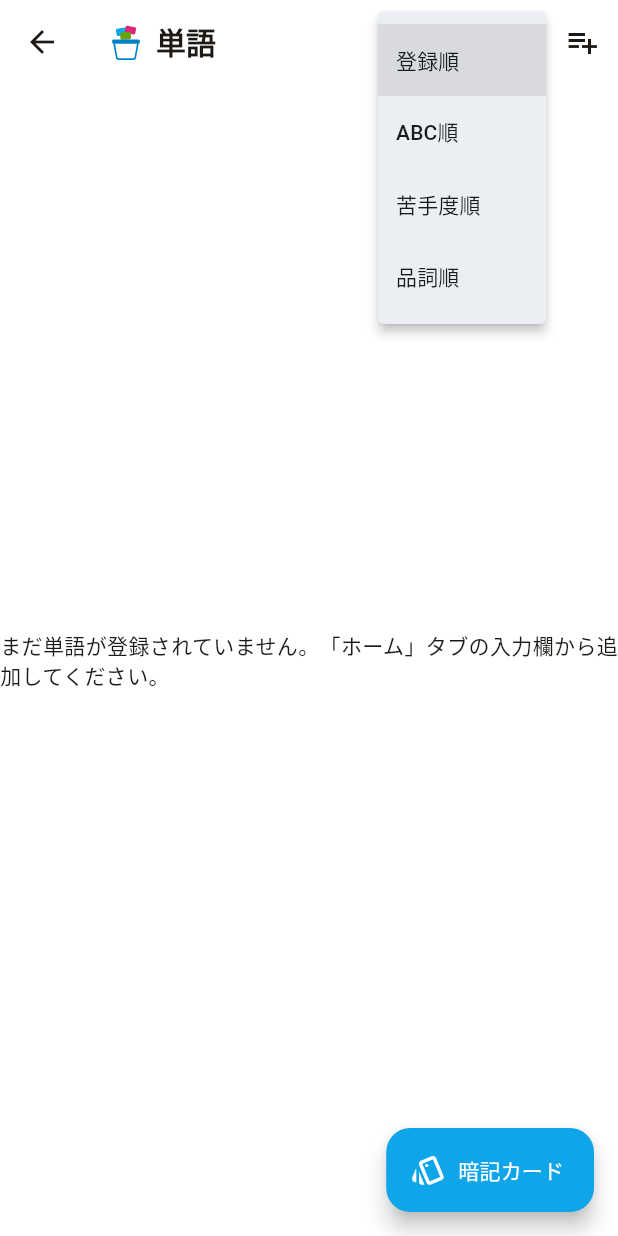
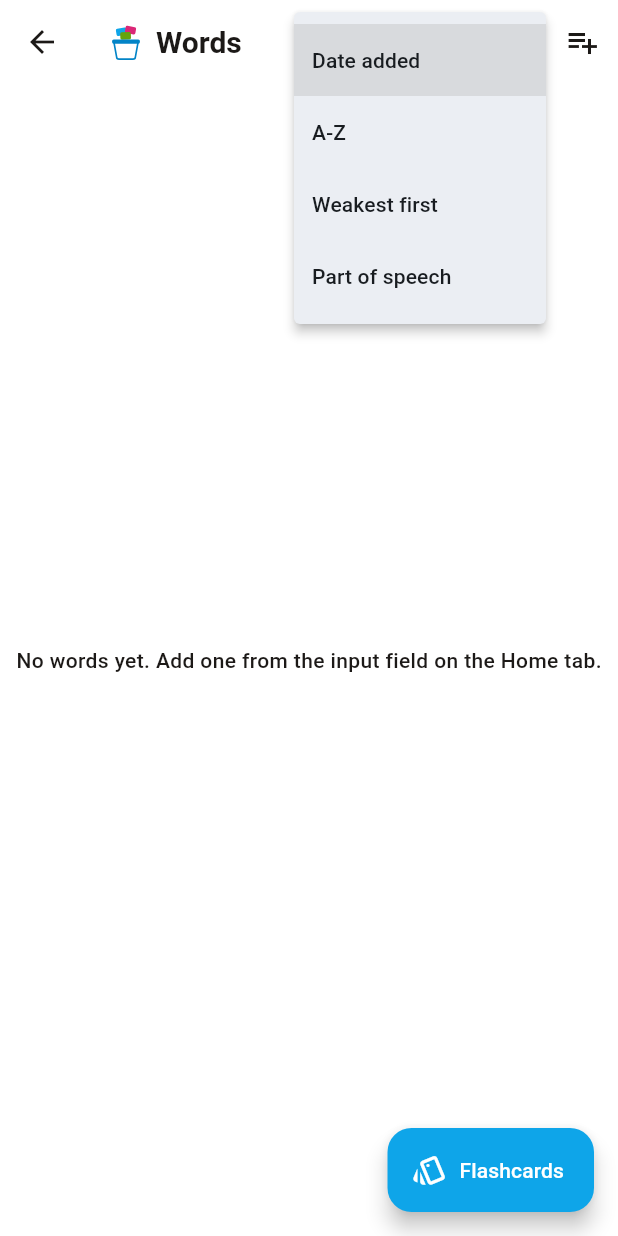
Before and after one commit to Dokya0513/Huetan, a Flutter app: the HomeScreen screen opened directly, after a tap on the "sort" icon, on a phone screen of 412 x 824 dp. Run offline on Flutter 3.47's test engine with Material 3 defaults, Android fonts, the phone set to English and light mode, and no system bars; our stand-ins replace audioplayers, drift, file_picker, flutter_riverpod, flutter_svg, flutter_tts and 3 more; accounts and stored records are empty; generated files the repository leaves out were written again; Roboto replaces fonts that are missing (Zen Maru Gothic).

Commit message:
i18n: カレンダー・ダッシュボード・バッジ・単語一覧・結果画面をAppLocalizations化
- lib/l10n/*.arb にカレンダー・単語一覧・バッジ・結果画面などの文言を追加
- calendar_screen / dashboard_screen / badges_screen / home_screen /
  session_result_screen のハードコード文言を AppLocalizations 経由に置き換え
- 残りの画面（設定・単語フォーム・各クイズ画面・キャラクターセリフ等）は
  引き続き未移行（段階的に対応予定）

```diff
--- a/lib/l10n/app_en.arb
+++ b/lib/l10n/app_en.arb
@@ -26,5 +26,39 @@
   "onboardingTestDescription": "Three review modes: flashcards, multiple choice, and fill-in-the-blank. Words you're weaker on show up more often.",
 
   "onboardingCalendarBadgesTitle": "Calendar & Badges",
-  "onboardingCalendarBadgesDescription": "Track your study history on the calendar and your achievements with badges. Try to keep it up every day!"
+  "onboardingCalendarBadgesDescription": "Track your study history on the calendar and your achievements with badges. Try to keep it up every day!",
+
+  "calendarTitle": "Study Calendar",
+  "calendarStreakActive": "🔥 On a {days}-day streak!",
+  "calendarStreakNone": "No streak yet",
+  "calendarLegendAppOpen": "Days you opened the app",
+  "calendarLegendFlashcard": "Days you did flashcards",
+  "errorWithMessage": "Error: {message}",
+
+  "settingsTooltip": "Settings",
+  "dashboardQuickAddHint": "Quickly add an English word (add the meaning later)",
+  "addTooltip": "Add",
+
+  "badgesUnlockedCount": "Unlocked: {unlocked} / {total}",
+
+  "resultTitle": "Result",
+  "resultAccuracyRate": "Accuracy {rate}%",
+  "resultCorrectCount": "Correct: {count}",
+  "resultIncorrectCount": "Incorrect: {count}",
+  "resultBackToHome": "Back to Home",
+
+  "sortTooltip": "Sort",
+  "sortRegistered": "Date added",
+  "sortAlphabetical": "A-Z",
+  "sortWeakness": "Weakest first",
+  "sortPartOfSpeech": "Part of speech",
+  "addWordTooltip": "Add a word (full details)",
+  "emptyWordsMessage": "No words yet. Add one from the input field on the Home tab.",
+  "searchHint": "Search by word or meaning",
+  "weakOnlyFilterLabel": "Weak words only",
+  "noMatchingWords": "No matching words found",
+  "noTranslationYet": "No translation yet",
+  "playPronunciationTooltip": "Play pronunciation",
+  "flashcardFabLabel": "Flashcards",
+  "boxUnsetLabel": "Unset"
 }
--- a/lib/screens/badges_screen.dart
+++ b/lib/screens/badges_screen.dart
@@ -1,6 +1,7 @@
 import 'package:flutter/material.dart';
 import 'package:flutter_riverpod/flutter_riverpod.dart';
 
+import '../l10n/app_localizations.dart';
 import '../providers/providers.dart';
 import '../theme/app_theme.dart';
 import '../widgets/app_logo.dart';
@@ -13,15 +14,16 @@ class BadgesScreen extends ConsumerWidget {
     final badges = ref.watch(badgeProgressProvider);
     final unlockedCount = badges.where((b) => b.unlocked).length;
     final colors = context.colors;
+    final l10n = AppLocalizations.of(context)!;
 
     return Scaffold(
-      appBar: AppBar(title: const AppTitleRow(title: 'バッジ')),
+      appBar: AppBar(title: AppTitleRow(title: l10n.navBadges)),
       body: Column(
         children: [
           Padding(
             padding: const EdgeInsets.all(16),
             child: Text(
-              '解錠済み: $unlockedCount / ${badges.length}',
+              l10n.badgesUnlockedCount(unlockedCount, badges.length),
               style: Theme.of(context).textTheme.titleMedium,
             ),
           ),
--- a/lib/screens/calendar_screen.dart
+++ b/lib/screens/calendar_screen.dart
@@ -2,6 +2,7 @@ import 'package:flutter/material.dart';
 import 'package:flutter_riverpod/flutter_riverpod.dart';
 import 'package:table_calendar/table_calendar.dart';
 
+import '../l10n/app_localizations.dart';
 import '../providers/providers.dart';
 import '../repositories/activity_repository.dart';
 import '../theme/app_theme.dart';
@@ -25,9 +26,10 @@ class _CalendarScreenState extends ConsumerState<CalendarScreen> {
     final logsAsync = ref.watch(activityLogsProvider);
     final streakAsync = ref.watch(streakProvider);
     final colors = context.colors;
+    final l10n = AppLocalizations.of(context)!;
 
     return Scaffold(
-      appBar: AppBar(title: const AppTitleRow(title: '学習カレンダー')),
+      appBar: AppBar(title: AppTitleRow(title: l10n.calendarTitle)),
       body: logsAsync.when(
         data: (logs) {
           final appOpenDays = <DateTime>{};
@@ -48,7 +50,9 @@ class _CalendarScreenState extends ConsumerState<CalendarScreen> {
                   data: (streak) => Padding(
                     padding: const EdgeInsets.all(16),
                     child: Text(
-                      streak > 0 ? '🔥 $streak日連続で学習中！' : 'まだ連続記録はありません',
+                      streak > 0
+                          ? l10n.calendarStreakActive(streak)
+                          : l10n.calendarStreakNone,
                       style: Theme.of(context).textTheme.titleMedium,
                     ),
                   ),
@@ -122,9 +126,9 @@ class _CalendarScreenState extends ConsumerState<CalendarScreen> {
                 Row(
                   mainAxisAlignment: MainAxisAlignment.center,
                   children: [
-                    _legend(colors.primary, 'アプリを開いた日'),
+                    _legend(colors.primary, l10n.calendarLegendAppOpen),
                     const SizedBox(width: 24),
-                    _legend(colors.secondary, '暗記カードをやった日'),
+                    _legend(colors.secondary, l10n.calendarLegendFlashcard),
                   ],
                 ),
                 const SizedBox(height: 20),
@@ -144,7 +148,8 @@ class _CalendarScreenState extends ConsumerState<CalendarScreen> {
           );
         },
         loading: () => const Center(child: CircularProgressIndicator()),
-        error: (error, stack) => Center(child: Text('エラー: $error')),
+        error: (error, stack) =>
+            Center(child: Text(l10n.errorWithMessage(error.toString()))),
       ),
     );
   }
--- a/lib/screens/home_screen.dart
+++ b/lib/screens/home_screen.dart
@@ -2,6 +2,7 @@ import 'package:flutter/material.dart';
 import 'package:flutter_riverpod/flutter_riverpod.dart';
 
 import '../data/database.dart';
+import '../l10n/app_localizations.dart';
 import '../models/cefr_level.dart';
 import '../models/part_of_speech.dart';
 import '../providers/providers.dart';
@@ -92,26 +93,39 @@ class _HomeScreenState extends ConsumerState<HomeScreen> {
     final cefrWordlist = ref.watch(cefrWordlistProvider).value;
     final colors = context.colors;
     final unsetColor = colors.textSecondary.withValues(alpha: 0.35);
+    final l10n = AppLocalizations.of(context)!;
 
     return Scaffold(
       appBar: AppBar(
-        title: const AppTitleRow(title: '単語'),
+        title: AppTitleRow(title: l10n.navWords),
         actions: [
           PopupMenuButton<_SortMode>(
             icon: const Icon(Icons.sort),
-            tooltip: '並び替え',
+            tooltip: l10n.sortTooltip,
             initialValue: _sortMode,
             onSelected: (mode) => setState(() => _sortMode = mode),
-            itemBuilder: (context) => const [
-              PopupMenuItem(value: _SortMode.registered, child: Text('登録順')),
-              PopupMenuItem(value: _SortMode.alphabetical, child: Text('ABC順')),
-              PopupMenuItem(value: _SortMode.weakness, child: Text('苦手度順')),
-              PopupMenuItem(value: _SortMode.partOfSpeech, child: Text('品詞順')),
+            itemBuilder: (context) => [
+              PopupMenuItem(
+                value: _SortMode.registered,
+                child: Text(l10n.sortRegistered),
+              ),
+              PopupMenuItem(
+                value: _SortMode.alphabetical,
+                child: Text(l10n.sortAlphabetical),
+              ),
+              PopupMenuItem(
+                value: _SortMode.weakness,
+                child: Text(l10n.sortWeakness),
+              ),
+              PopupMenuItem(
+                value: _SortMode.partOfSpeech,
+                child: Text(l10n.sortPartOfSpeech),
+              ),
             ],
           ),
           IconButton(
             icon: const Icon(Icons.playlist_add),
-            tooltip: '単語を追加（詳細入力）',
+            tooltip: l10n.addWordTooltip,
             onPressed: () {
               Navigator.of(
                 context,
@@ -123,9 +137,7 @@ class _HomeScreenState extends ConsumerState<HomeScreen> {
       body: wordsAsync.when(
         data: (words) {
           if (words.isEmpty) {
-            return const Center(
-              child: Text('まだ単語が登録されていません。「ホーム」タブの入力欄から追加してください。'),
-            );
+            return Center(child: Text(l10n.emptyWordsMessage));
           }
           final sortedWords = _sorted(_filtered(words));
           return Column(
@@ -135,7 +147,7 @@ class _HomeScreenState extends ConsumerState<HomeScreen> {
                 child: TextField(
                   controller: _searchController,
                   decoration: InputDecoration(
-                    hintText: '英単語・意味で検索',
+                    hintText: l10n.searchHint,
                     prefixIcon: const Icon(Icons.search),
                     isDense: true,
                     suffixIcon: _query.isEmpty
@@ -157,7 +169,7 @@ class _HomeScreenState extends ConsumerState<HomeScreen> {
                 child: Align(
                   alignment: Alignment.centerLeft,
                   child: FilterChip(
-                    label: const Text('苦手のみ表示'),
+                    label: Text(l10n.weakOnlyFilterLabel),
                     avatar: _weakOnly
                         ? null
                         : const Icon(Icons.warning_amber_outlined, size: 18),
@@ -168,7 +180,7 @@ class _HomeScreenState extends ConsumerState<HomeScreen> {
               ),
               Expanded(
                 child: sortedWords.isEmpty
-                    ? const Center(child: Text('該当する単語が見つかりませんでした'))
+                    ? Center(child: Text(l10n.noMatchingWords))
                     : ListView.separated(
                         itemCount: sortedWords.length,
                         separatorBuilder: (_, _) => const Divider(height: 1),
@@ -192,9 +204,9 @@ class _HomeScreenState extends ConsumerState<HomeScreen> {
                               children: [
                                 word.japanese != null
                                     ? Text(word.japanese!)
-                                    : const Text(
-                                        '訳未入力',
-                                        style: TextStyle(
+                                    : Text(
+                                        l10n.noTranslationYet,
+                                        style: const TextStyle(
                                           fontStyle: FontStyle.italic,
                                         ),
                                       ),
@@ -223,7 +235,7 @@ class _HomeScreenState extends ConsumerState<HomeScreen> {
                               children: [
                                 IconButton(
                                   icon: const Icon(Icons.volume_up_outlined),
-                                  tooltip: '発音を再生',
+                                  tooltip: l10n.playPronunciationTooltip,
                                   onPressed: () => ref
                                       .read(pronunciationServiceProvider)
                                       .speak(
@@ -256,7 +268,8 @@ class _HomeScreenState extends ConsumerState<HomeScreen> {
           );
         },
         loading: () => const Center(child: CircularProgressIndicator()),
-        error: (error, stack) => Center(child: Text('エラー: $error')),
+        error: (error, stack) =>
+            Center(child: Text(l10n.errorWithMessage(error.toString()))),
       ),
       floatingActionButton: FloatingActionButton.extended(
         onPressed: () {
@@ -269,7 +282,7 @@ class _HomeScreenState extends ConsumerState<HomeScreen> {
           );
         },
         icon: const Icon(Icons.style_outlined),
-        label: const Text('暗記カード'),
+        label: Text(l10n.flashcardFabLabel),
       ),
     );
   }
@@ -338,11 +351,12 @@ class _BoxBadge extends StatelessWidget {
   @override
   Widget build(BuildContext context) {
     final colors = context.colors;
+    final l10n = AppLocalizations.of(context)!;
     final String label;
     final Color color;
     final Color backgroundColor;
     if (!hasTranslation) {
-      label = '未設定';
+      label = l10n.boxUnsetLabel;
       color = colors.textSecondary;
       backgroundColor = colors.textSecondary.withValues(alpha: 0.15);
     } else if (!isReviewed) {
--- a/lib/screens/session_result_screen.dart
+++ b/lib/screens/session_result_screen.dart
@@ -1,4 +1,6 @@
 import 'package:flutter/material.dart';
+
+import '../l10n/app_localizations.dart';
 
 class SessionResultScreen extends StatelessWidget {
   final int correctCount;
@@ -14,25 +16,26 @@ class SessionResultScreen extends StatelessWidget {
   Widget build(BuildContext context) {
     final total = correctCount + incorrectCount;
     final rate = total == 0 ? 0 : (correctCount / total * 100).round();
+    final l10n = AppLocalizations.of(context)!;
 
     return Scaffold(
-      appBar: AppBar(title: const Text('結果')),
+      appBar: AppBar(title: Text(l10n.resultTitle)),
       body: Center(
         child: Column(
           mainAxisSize: MainAxisSize.min,
           children: [
             Text(
-              '正答率 $rate%',
+              l10n.resultAccuracyRate(rate),
               style: Theme.of(context).textTheme.headlineMedium,
             ),
             const SizedBox(height: 16),
-            Text('わかった: $correctCount'),
-            Text('わからなかった: $incorrectCount'),
+            Text(l10n.resultCorrectCount(correctCount)),
+            Text(l10n.resultIncorrectCount(incorrectCount)),
             const SizedBox(height: 32),
             FilledButton(
               onPressed: () =>
                   Navigator.of(context).popUntil((route) => route.isFirst),
-              child: const Text('ホームに戻る'),
+              child: Text(l10n.resultBackToHome),
             ),
           ],
         ),
```
Also changed, not shown: lib/l10n/app_ja.arb (+56 -1 lines), lib/screens/dashboard_screen.dart (+8 -6 lines).
